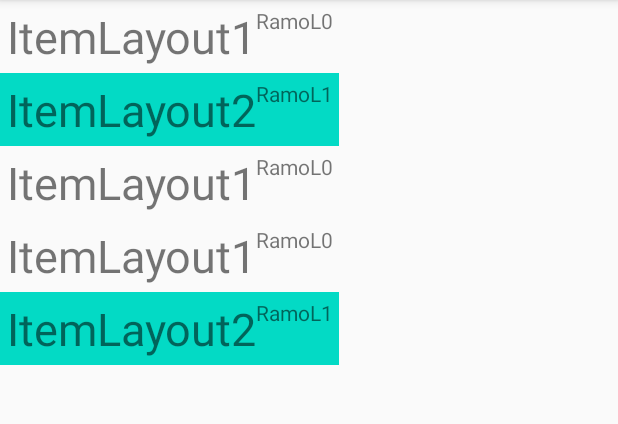
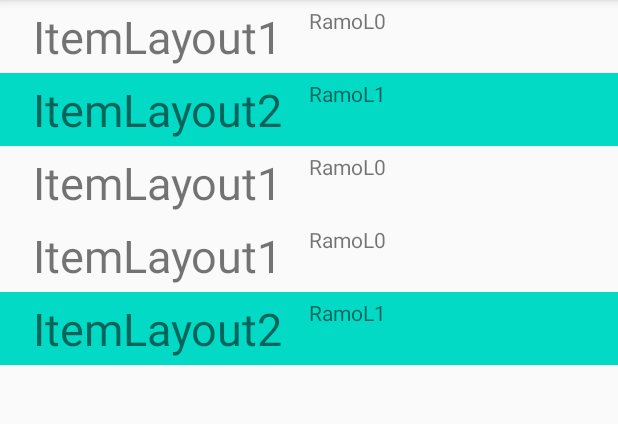
Before and after one commit to ramazanogunc/Android-Sweet-Recycler-Adapter, an Android app: the screen it shows after launch (MainActivity), on a phone screen of 412 x 824 dp, the part 84-508 px from its top. Run offline under Robolectric (Android 15) with nearby library versions, the phone set to English and light mode, and no system bars.

```diff
--- a/demo/src/main/res/layout/activity_main.xml
+++ b/demo/src/main/res/layout/activity_main.xml
@@ -9,12 +9,7 @@
 
     <androidx.recyclerview.widget.RecyclerView
         android:id="@+id/rw"
-        android:layout_width="wrap_content"
-        android:layout_height="wrap_content"
-        android:text="Hello World!"
-        app:layout_constraintBottom_toBottomOf="parent"
-        app:layout_constraintLeft_toLeftOf="parent"
-        app:layout_constraintRight_toRightOf="parent"
-        app:layout_constraintTop_toTopOf="parent" />
+        android:layout_width="match_parent"
+        android:layout_height="wrap_content" />
 
 </LinearLayout>
```
